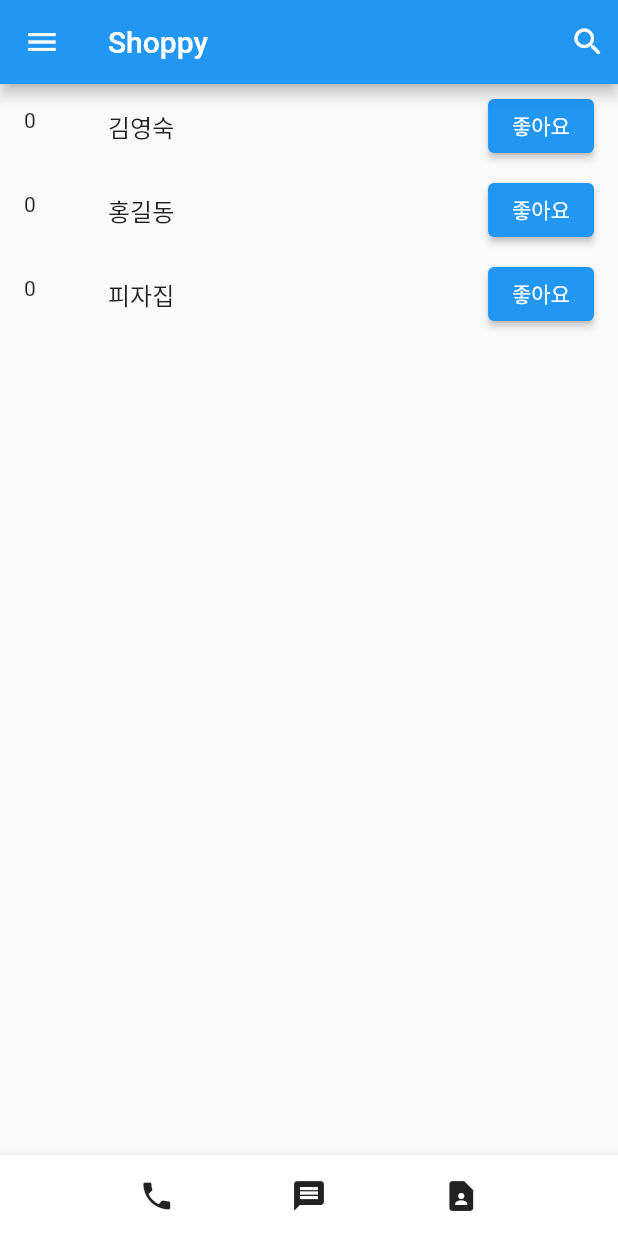
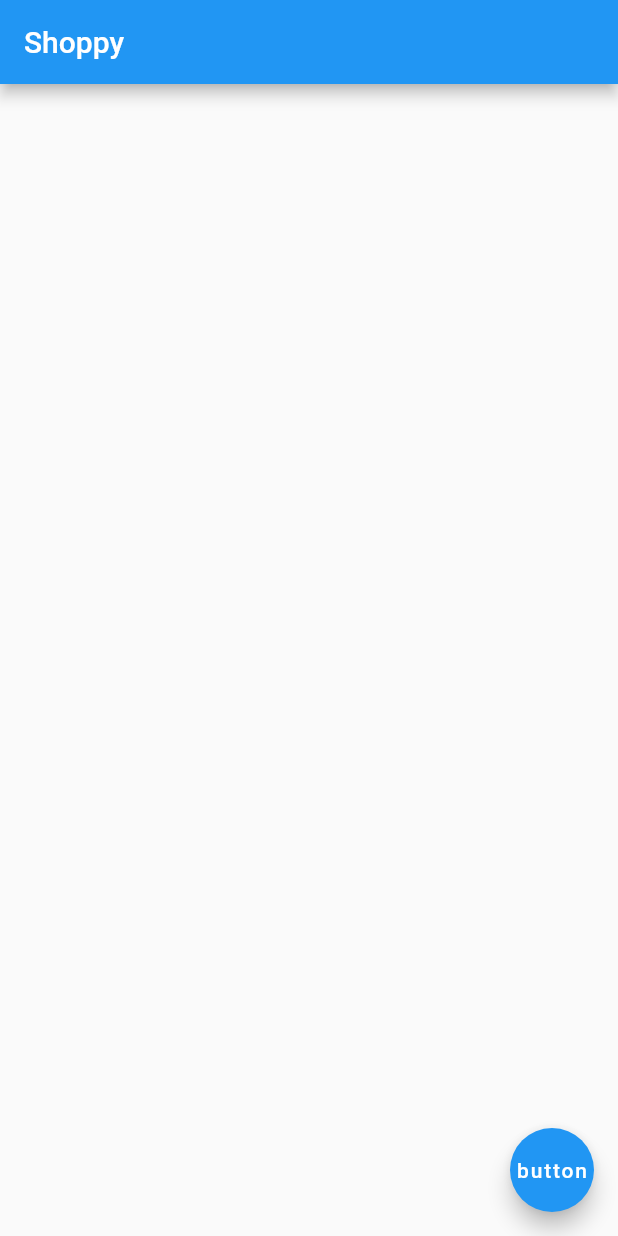
Before and after one commit to kyuseong2001/flutter_MyApp, a Flutter app: the screen it shows after launch, on a phone screen of 412 x 824 dp. Run offline on Flutter 3.47's test engine with Material 2 defaults, Android fonts, the phone set to English and light mode, and no system bars.

Commit message:
'20220108'

```diff
--- a/lib/main.dart
+++ b/lib/main.dart
@@ -1,64 +1,51 @@
+import 'dart:io';
+
 import 'package:flutter/material.dart';
 
 void main() {
   runApp(MyApp());
 }
 
-var a = 1;
-var like = [0, 0, 0];
-var name = ['김영숙', '홍길동', '피자집'];
-
-class MyApp extends StatefulWidget {
+class MyApp extends StatelessWidget {
   const MyApp({Key? key}) : super(key: key);
 
   @override
-  State<MyApp> createState() => _MyAppState();
-}
-
-class _MyAppState extends State<MyApp> {
-  @override
   Widget build(BuildContext context) {
     return MaterialApp(
-        home: Scaffold(
-      appBar: AppBar(
-        title: Text('Shoppy'),
-        leading: Icon(Icons.menu),
-        actions: [
-          Padding(
-            padding: const EdgeInsets.all(8.0),
-            child: Icon(Icons.search_rounded),
-          ),
-        ],
-      ),
-      body: ListView.builder(
-        itemCount: 3,
-        itemBuilder: (c, i) {
-          return ListTile(
-            leading: Text(like[i].toString()),
-            title: Text(name[i]),
-            trailing: ElevatedButton(
-                child: Text('좋아요'),
-                onPressed: () {
-                  setState(() {
-                    like[i]++;
-                  });
-                }),
+      home: Scaffold(
+        floatingActionButton: Builder(builder: (context) {
+          return FloatingActionButton(
+            child: Text('button'),
+            onPressed: () {
+              showDialog(
+                context: context,
+                builder: (context) {
+                  return Dialog(
+                    child: Column(
+                      children: [
+                        Container(
+                          child: TextField(
+                            style: TextStyle(fontSize: 15, color: Colors.black38),
+                            textAlign: TextAlign.center,
+                            decoration: InputDecoration(hintText: '입력해 주세요'),
+                          ),
+                        ),
+                        ElevatedButton(
+                          child: Text('Cancel'),
+                          onPressed: () {},
+                        )
+                      ],
+                    ),
+                  );
+                },
+              );
+            },
           );
-        },
-      ),
-      bottomNavigationBar: BottomAppBar(
-        child: Container(
-          margin: EdgeInsets.all(15),
-          child: Row(
-            mainAxisAlignment: MainAxisAlignment.spaceEvenly,
-            children: [
-              Icon(Icons.phone),
-              Icon(Icons.message),
-              Icon(Icons.contact_page),
-            ],
-          ),
+        }),
+        appBar: AppBar(
+          title: Text('Shoppy'),
         ),
       ),
-    ));
+    );
   }
 }
```
